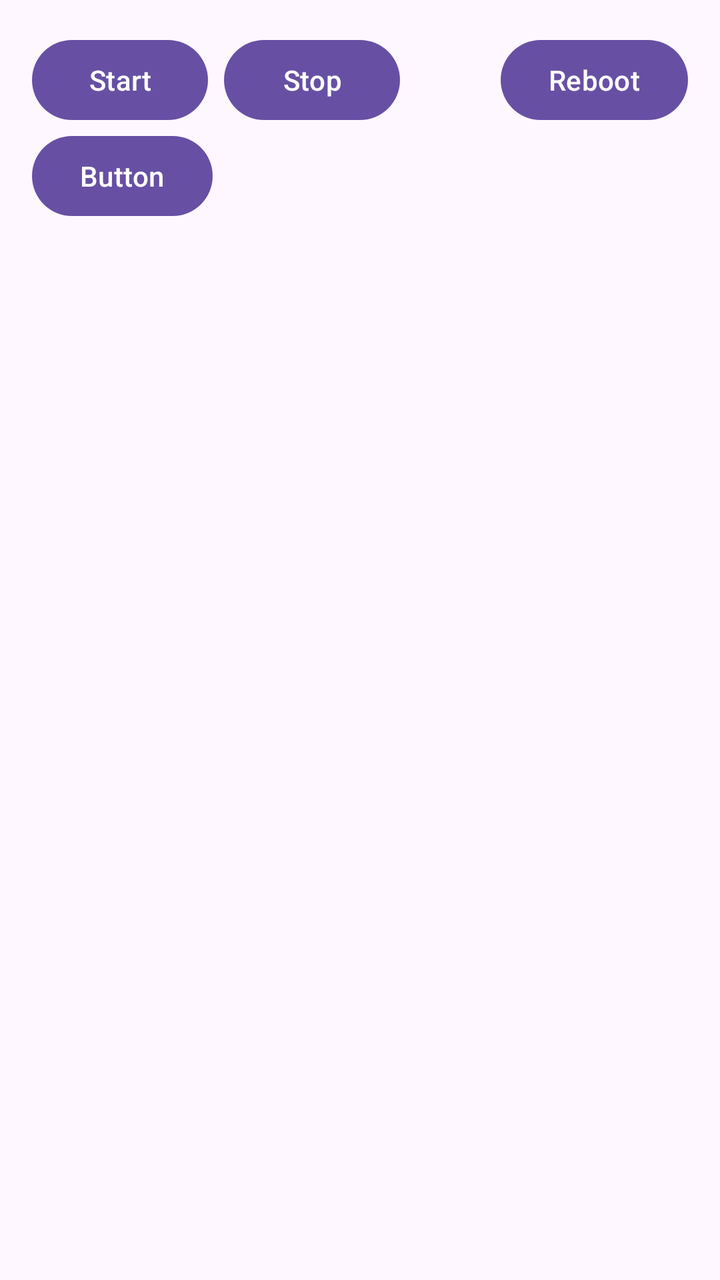
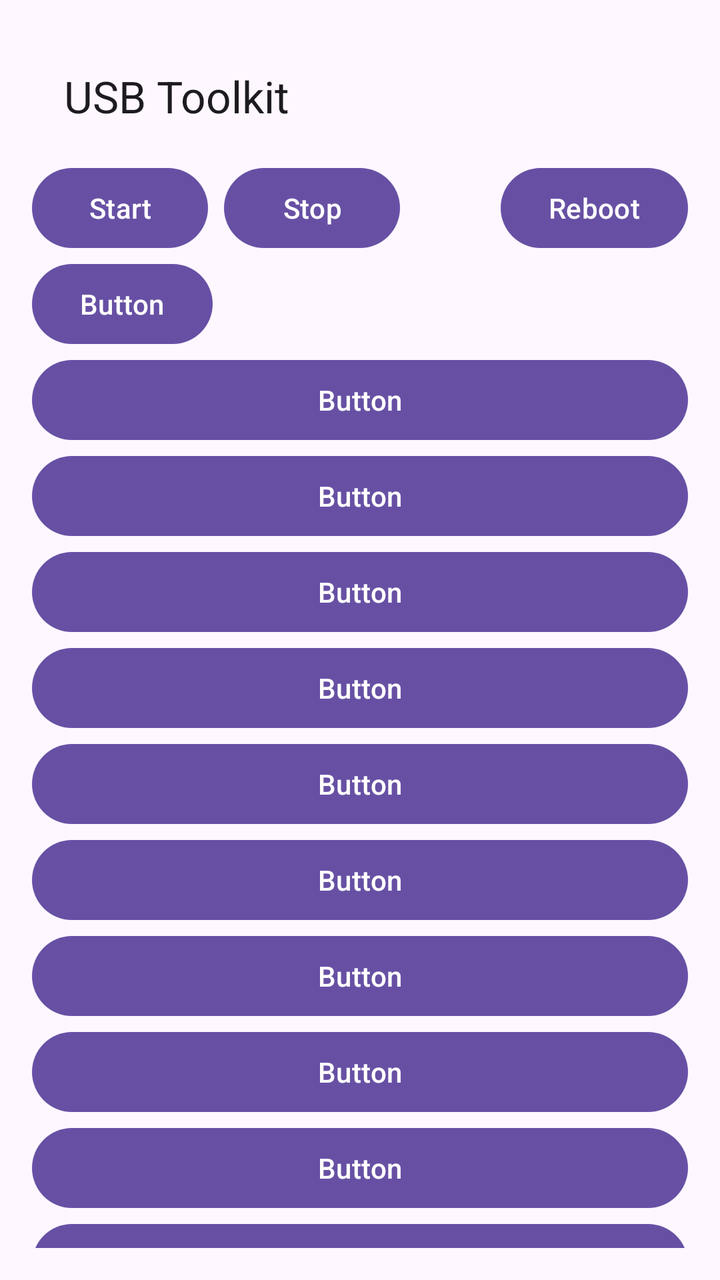

An Android layout rendered at two revisions. The XML below is the earlier revision; the diff shows what the commit changed to produce the second picture.
<!-- AndroidManifest.xml: application theme Theme.USBToolkit -->
<!-- res/layout/activity_main.xml -->
<?xml version="1.0" encoding="utf-8"?>
<LinearLayout xmlns:android="http://schemas.android.com/apk/res/android"
    xmlns:app="http://schemas.android.com/apk/res-auto"
    xmlns:tools="http://schemas.android.com/tools"
    android:id="@+id/main"
    android:layout_width="match_parent"
    android:layout_height="match_parent"
    android:orientation="vertical"
    android:padding="16dp"
    tools:context=".MainActivity" >

    <LinearLayout
        android:layout_width="match_parent"
        android:layout_height="wrap_content"
        android:orientation="horizontal">

        <Button
            android:id="@+id/btn_start"
            android:layout_width="wrap_content"
            android:layout_height="wrap_content"
            android:text="@string/btn_start"
            android:layout_marginEnd="@dimen/gap_medium"/>
        <Button
            android:id="@+id/btn_stop"
            android:layout_width="wrap_content"
            android:layout_height="wrap_content"
            android:text="@string/btn_stop" />

        <Space
            android:layout_width="0dp"
            android:layout_height="match_parent"
            android:layout_weight="1"/>

        <Button
            android:id="@+id/btn_reboot"
            android:layout_width="wrap_content"
            android:layout_height="wrap_content"
            android:text="@string/btn_reboot" />

    </LinearLayout>

    <Button
        android:id="@+id/button10"
        android:layout_width="wrap_content"
        android:layout_height="wrap_content"
        android:text="Button" />
</LinearLayout>
<!-- resources referenced by this layout -->
<resources>
  <dimen name="gap_medium">8dp</dimen>
  <string name="btn_reboot">Reboot</string>
  <string name="btn_start">Start</string>
  <string name="btn_stop">Stop</string>
  <style name="Theme.USBToolkit" parent="Base.Theme.USBToolkit" />
  <style name="Base.Theme.USBToolkit" parent="Theme.Material3.DayNight.NoActionBar">
          
          
      </style>
</resources>

<!-- the commit's change to res/layout/activity_main.xml (unified diff, before → after) -->
@@ -9,39 +9,187 @@
     android:padding="16dp"
     tools:context=".MainActivity" >
 
-    <LinearLayout
+    <com.google.android.material.appbar.AppBarLayout
+        android:id="@+id/appBarLayout"
         android:layout_width="match_parent"
         android:layout_height="wrap_content"
-        android:orientation="horizontal">
+        android:fitsSystemWindows="true"
+        app:liftOnScroll="true">
 
-        <Button
-            android:id="@+id/btn_start"
-            android:layout_width="wrap_content"
-            android:layout_height="wrap_content"
-            android:text="@string/btn_start"
-            android:layout_marginEnd="@dimen/gap_medium"/>
-        <Button
-            android:id="@+id/btn_stop"
-            android:layout_width="wrap_content"
-            android:layout_height="wrap_content"
-            android:text="@string/btn_stop" />
+        <com.google.android.material.appbar.MaterialToolbar
+            android:id="@+id/topAppBar"
+            android:layout_width="match_parent"
+            android:layout_height="?attr/actionBarSize"
+            app:title="@string/app_name"
+            app:titleCentered="false" />
 
-        <Space
-            android:layout_width="0dp"
+    </com.google.android.material.appbar.AppBarLayout>
+
+    <androidx.core.widget.NestedScrollView
+        android:layout_width="match_parent"
+        android:layout_height="match_parent"
+        app:layout_behavior="@string/appbar_scrolling_view_behavior">
+
+        <LinearLayout
+            android:layout_width="match_parent"
             android:layout_height="match_parent"
-            android:layout_weight="1"/>
+            android:orientation="vertical">
+            <LinearLayout
+                android:layout_width="match_parent"
+                android:layout_height="wrap_content"
+                android:orientation="horizontal">
 
-        <Button
-            android:id="@+id/btn_reboot"
-            android:layout_width="wrap_content"
-            android:layout_height="wrap_content"
-            android:text="@string/btn_reboot" />
+                <Button
+                    android:id="@+id/btn_start"
+                    android:layout_width="wrap_content"
+                    android:layout_height="wrap_content"
+                    android:text="@string/btn_start"
+                    android:layout_marginEnd="@dimen/gap_medium"/>
+                <Button
+                    android:id="@+id/btn_stop"
+                    android:layout_width="wrap_content"
+                    android:layout_height="wrap_content"
+                    android:text="@string/btn_stop" />
 
-    </LinearLayout>
+                <Space
+                    android:layout_width="0dp"
+                    android:layout_height="match_parent"
+                    android:layout_weight="1"/>
 
-    <Button
-        android:id="@+id/button10"
-        android:layout_width="wrap_content"
-        android:layout_height="wrap_content"
-        android:text="Button" />
+                <Button
+                    android:id="@+id/btn_reboot"
+                    android:layout_width="wrap_content"
+                    android:layout_height="wrap_content"
+                    android:text="@string/btn_reboot" />
+
+            </LinearLayout>
+
+            <Button
+                android:id="@+id/button10"
+                android:layout_width="wrap_content"
+                android:layout_height="wrap_content"
+                android:text="Button" />
+
+            <Button
+                android:id="@+id/button12"
+                android:layout_width="match_parent"
+                android:layout_height="wrap_content"
+                android:text="Button" />
+
+            <Button
+                android:id="@+id/button24"
+                android:layout_width="match_parent"
+                android:layout_height="wrap_content"
+                android:text="Button" />
+
+            <Button
+                android:id="@+id/button25"
+                android:layout_width="match_parent"
+                android:layout_height="wrap_content"
+                android:text="Button" />
+
+            <Button
+                android:id="@+id/button26"
+                android:layout_width="match_parent"
+                android:layout_height="wrap_content"
+                android:text="Button" />
+
+            <Button
+                android:id="@+id/button27"
+                android:layout_width="match_parent"
+                android:layout_height="wrap_content"
+                android:text="Button" />
+
+            <Button
+                android:id="@+id/button28"
+                android:layout_width="match_parent"
+                android:layout_height="wrap_content"
+                android:text="Button" />
+
+            <Button
+                android:id="@+id/button29"
+                android:layout_width="match_parent"
+                android:layout_height="wrap_content"
+                android:text="Button" />
+
+            <Button
+                android:id="@+id/button30"
+                android:layout_width="match_parent"
+                android:layout_height="wrap_content"
+                android:text="Button" />
+
+            <Button
+                android:id="@+id/button31"
+                android:layout_width="match_parent"
+                android:layout_height="wrap_content"
+                android:text="Button" />
+
+            <Button
+                android:id="@+id/button13"
+                android:layout_width="match_parent"
+                android:layout_height="wrap_content"
+                android:text="Button" />
+
+            <Button
+                android:id="@+id/button14"
+                android:layout_width="match_parent"
+                android:layout_height="wrap_content"
+                android:text="Button" />
+
+            <Button
+                android:id="@+id/button15"
+                android:layout_width="match_parent"
+                android:layout_height="wrap_content"
+                android:text="Button" />
+
+            <Button
+                android:id="@+id/button16"
+                android:layout_width="match_parent"
+                android:layout_height="wrap_content"
+                android:text="Button" />
+
+            <Button
+                android:id="@+id/button17"
+                android:layout_width="match_parent"
+                android:layout_height="wrap_content"
+                android:text="Button" />
+
+            <Button
+                android:id="@+id/button18"
+                android:layout_width="match_parent"
+                android:layout_height="wrap_content"
+                android:text="Button" />
+
+            <Button
+                android:id="@+id/button19"
+                android:layout_width="match_parent"
+                android:layout_height="wrap_content"
+                android:text="Button" />
+
+            <Button
+                android:id="@+id/button20"
+                android:layout_width="match_parent"
+                android:layout_height="wrap_content"
+                android:text="Button" />
+
+            <Button
+                android:id="@+id/button21"
+                android:layout_width="match_parent"
+                android:layout_height="wrap_content"
+                android:text="Button" />
+
+            <Button
+                android:id="@+id/button22"
+                android:layout_width="match_parent"
+                android:layout_height="wrap_content"
+                android:text="Button" />
+
+            <Button
+                android:id="@+id/button23"
+                android:layout_width="match_parent"
+                android:layout_height="wrap_content"
+                android:text="Button" />
+        </LinearLayout>
+
+    </androidx.core.widget.NestedScrollView>
 </LinearLayout>
<!-- resource entries referenced after the edit -->
@@ -1,6 +1,7 @@
 <!-- resources referenced by this layout -->
 <resources>
   <dimen name="gap_medium">8dp</dimen>
+  <string name="app_name">USB Toolkit</string>
   <string name="btn_reboot">Reboot</string>
   <string name="btn_start">Start</string>
   <string name="btn_stop">Stop</string>
